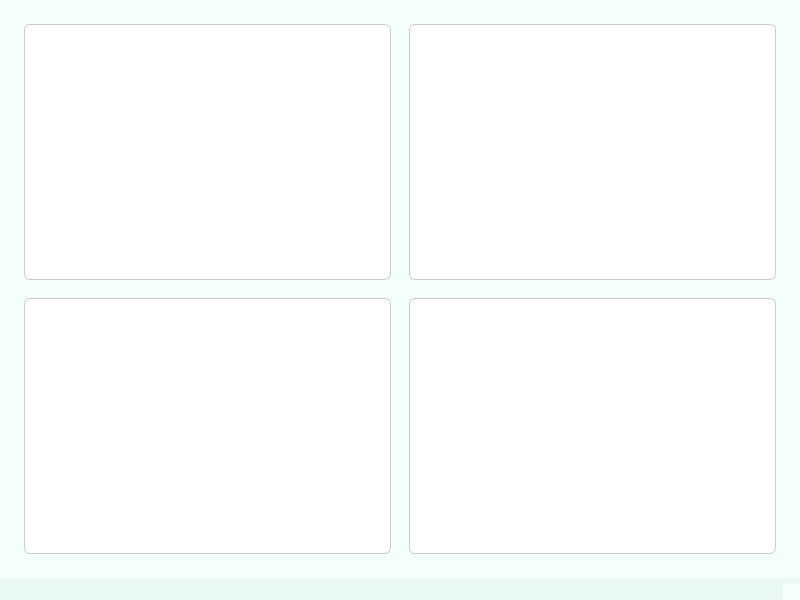
decinx1/Sistema-hidrop-nico-Monitoreado, file Interfaz/home.ui: the form before one commit.
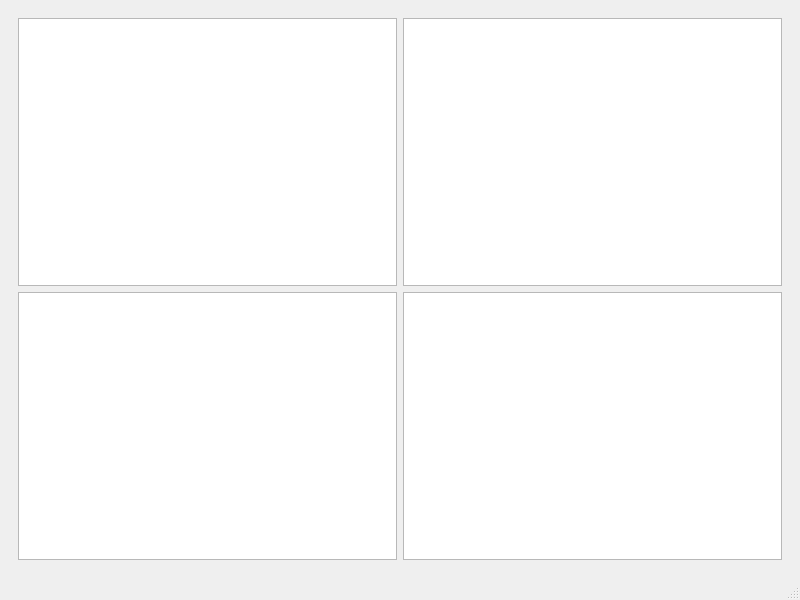
The form after the commit.

Commit message: Diseños en archivo ui

What changed in the file:
```diff
--- a/Interfaz/home.ui
+++ b/Interfaz/home.ui
@@ -16,52 +16,75 @@
   </property>
   <!-- Hoja de estilo integrada -->
   <property name="styleSheet">
-   <string notr="true">
-/* Fondo general de la ventana */
+   <string notr="true">&lt;property name=&quot;styleSheet&quot;&gt;
+ &lt;string notr=&quot;true&quot;&gt;
+/* --------------------- ESTILOS GLOBALES --------------------- */
 QWidget {
-    background-color: #F4FFFA; /* Verde-menta muy claro */
-    font-family: "Segoe UI", sans-serif;
+    background-color: #F4FFFA;
+    font-family: &quot;Segoe UI&quot;;
     color: #333333;
 }
 
-/* Estilos para los botones (sin estado, hover, pressed y checked) */
-QPushButton {
-    background-color: #2ECC71; /* Verde vivo */
-    color: white;
+/* --------------------- TÍTULOS --------------------- */
+QLabel#sectionTitle {
+    font-size: 22px;
+    font-weight: bold;
+    color: #2c3e50;
+    qproperty-alignment: AlignCenter;
+    margin: 15px 0;
+}
+
+QLabel#graphTitle {
+    font-size: 18px;
+    font-weight: bold;
+    color: #34495e;
+    qproperty-alignment: AlignCenter;
+}
+
+/* --------------------- TARJETAS --------------------- */
+QFrame#cardFrame {
+    background-color: white;
+    border-radius: 15px;
+    border: 1px solid #DDDDDD;
+    padding: 15px;
+    min-height: auto;
+}
+
+QFrame#phScaleFrame {
+    background-color: white;
+    border-radius: 15px;
+    border: 1px solid #DDDDDD;
+    padding: 20px;
+    min-height: 200px;
+}
+
+QFrame#gaugeFrame {
+    background-color: white;
+    border-radius: 15px;
+    border: 1px solid #DDDDDD;
+    padding: 20px;
+    min-height: 400px;
+}
+
+/* --------------------- SCROLL --------------------- */
+QScrollArea {
     border: none;
-    border-radius: 8px;
-    padding: 8px 16px;
-    font-weight: bold;
-    margin: 4px;
+    background: transparent;
 }
 
-QPushButton:hover {
-    background-color: #27AE60; /* Verde un poco más oscuro */
+QScrollBar:vertical {
+    width: 10px;
+    background: #f0f0f0;
+    border-radius: 4px;
 }
 
-QPushButton:pressed {
-    background-color: #229954; /* Verde aún más oscuro */
+QScrollBar::handle:vertical {
+    background: #c0c0c0;
+    border-radius: 4px;
 }
-
-QPushButton:checked {
-    background-color: #1ABC9C; /* Turquesa para el botón seleccionado */
-}
-
-/* Estilo para los QGraphicsView (espacio para gráficas) */
-QGraphicsView {
-    background-color: #FFFFFF;        /* Fondo blanco */
-    border: 1px solid #CCCCCC;        /* Borde gris suave */
-    border-radius: 6px;               /* Bordes redondeados */
-    margin: 6px;                     /* Separación para simular una “sombra” */
-}
-
-/* Menú y barra de estado */
-QMenuBar, QStatusBar {
-    background-color: #E8F8F5;
-}
-   </string>
+ &lt;/string&gt;
+&lt;/property&gt;</string>
   </property>
-  <!-- Contenido de la ventana -->
   <widget class="QWidget" name="centralwidget">
    <layout class="QVBoxLayout" name="verticalLayout_2">
     <!-- Segunda sección: área de gráficas organizada en cuadrícula -->
```
Left out of the diff: 5 changed lines with no effect on the pictures. The commit also changes 3 other files.
